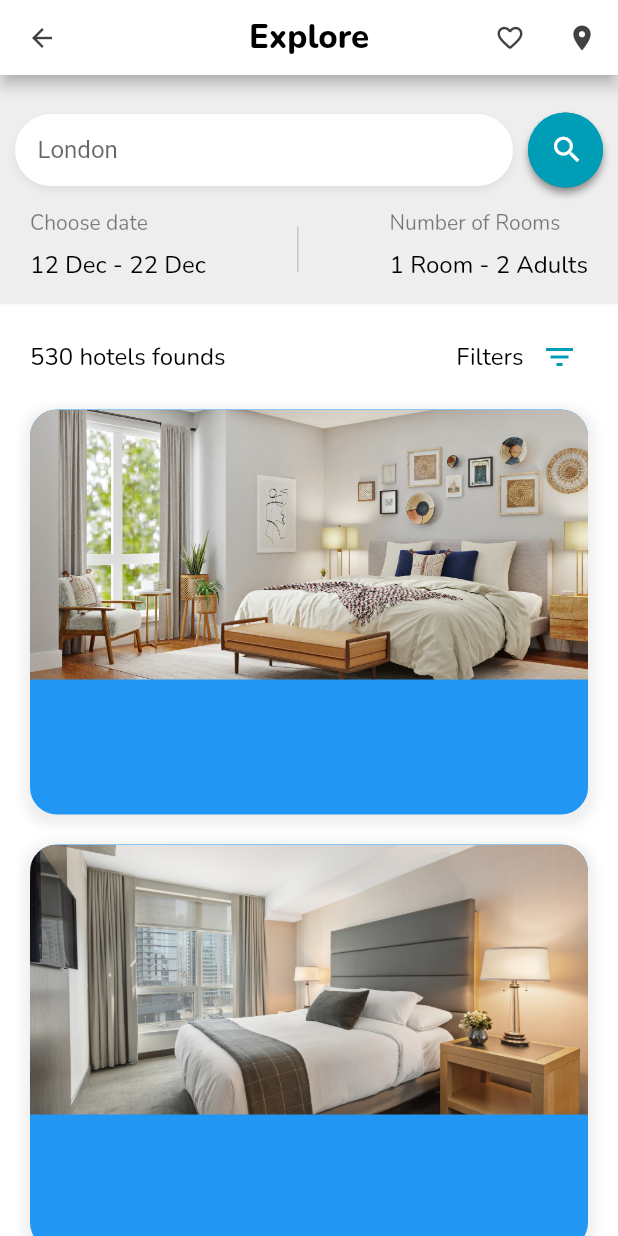
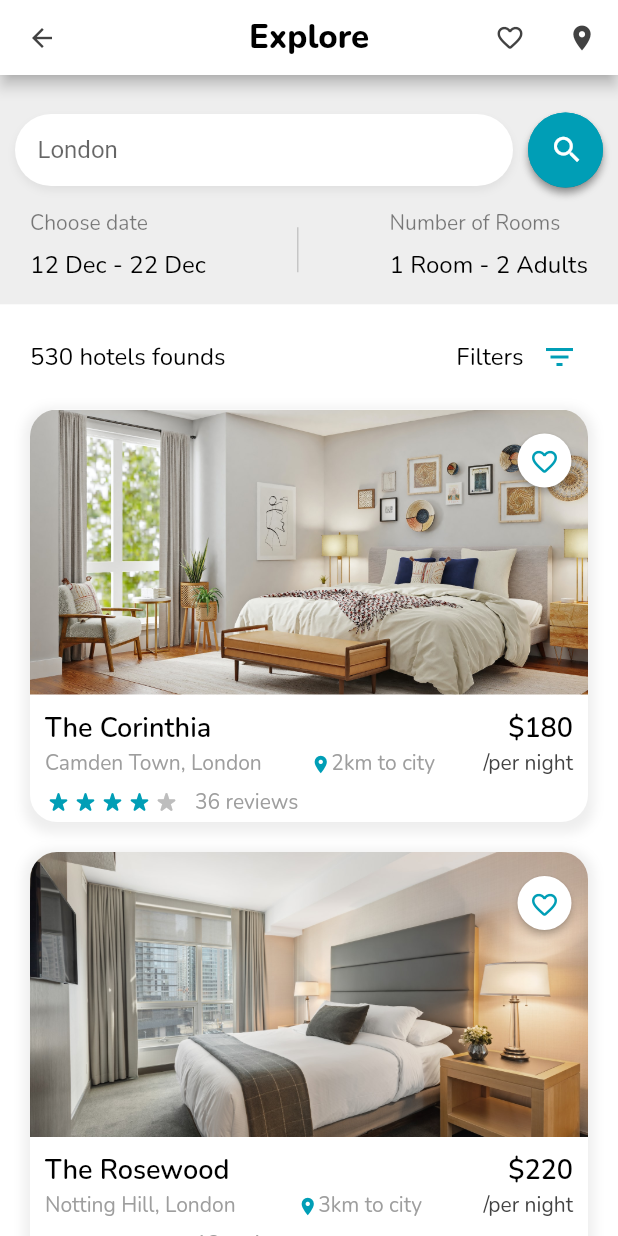
Before and after one commit to CamilleLinan/Test_Flutter_AppHotels, a Flutter app: the screen it shows after launch, on a phone screen of 412 x 824 dp. Run offline on Flutter 3.47's test engine with Material 2 defaults, Android fonts, the phone set to English and light mode, and no system bars; our stand-ins replace google_fonts.

Commit message:
hotel section OK

```diff
--- a/lib/Home/widgets/hotel_card.dart
+++ b/lib/Home/widgets/hotel_card.dart
@@ -1,4 +1,6 @@
+import 'package:apphotels/Home/home_page.dart';
 import 'package:flutter/material.dart';
+import 'package:google_fonts/google_fonts.dart';
 
 class HotelCard extends StatelessWidget {
   final Map hotelData;
@@ -8,9 +10,9 @@ class HotelCard extends StatelessWidget {
   Widget build(BuildContext context) {
     return Container(
       margin: const EdgeInsets.all(10),
-      height: 270,
+      height: 275,
       decoration: BoxDecoration(
-        color: Colors.blue,
+        color: Colors.white,
         borderRadius: const BorderRadius.all(
           Radius.circular(18),
         ),
@@ -26,7 +28,7 @@ class HotelCard extends StatelessWidget {
       child: Column(
         children: [
           Container(
-            height: 180,
+            height: 190,
             decoration: BoxDecoration(
               borderRadius: const BorderRadius.only(
                 topLeft: Radius.circular(18),
@@ -39,6 +41,140 @@ class HotelCard extends StatelessWidget {
                 fit: BoxFit.cover,
               ),
             ),
+            child: Stack(
+              children: [
+                Positioned(
+                  top: 10,
+                  right: -15,
+                  child: MaterialButton(
+                    color: Colors.white,
+                    shape: const CircleBorder(),
+                    onPressed: () {},
+                    child: Container(
+                      padding: const EdgeInsets.only(top: 2),
+                      child: const Icon(
+                        Icons.favorite_outline_rounded,
+                        color: dBlue,
+                        size: 20,
+                      ),
+                    ),
+                  ),
+                ),
+              ],
+            ),
+          ),
+          Container(
+            margin: const EdgeInsets.fromLTRB(10, 10, 10, 0),
+            child: Row(
+              mainAxisAlignment: MainAxisAlignment.spaceBetween,
+              children: [
+                Text(
+                  hotelData['title'],
+                  style: GoogleFonts.nunito(
+                    color: Colors.black,
+                    fontSize: 18,
+                    fontWeight: FontWeight.w600,
+                  ),
+                ),
+                Text(
+                  '\$${hotelData['price']}',
+                  style: GoogleFonts.nunito(
+                    color: Colors.black,
+                    fontSize: 18,
+                    fontWeight: FontWeight.w600,
+                  ),
+                ),
+              ],
+            ),
+          ),
+          Container(
+            margin: const EdgeInsets.symmetric(horizontal: 10, vertical: 1),
+            child: Row(
+              mainAxisAlignment: MainAxisAlignment.spaceBetween,
+              children: [
+                Text(
+                  hotelData['place'],
+                  style: GoogleFonts.nunito(
+                    color: Colors.grey[500],
+                    fontSize: 14,
+                    fontWeight: FontWeight.w400,
+                  ),
+                ),
+                Row(
+                  children: [
+                    Container(
+                      padding: const EdgeInsets.only(top: 2),
+                      child: const Icon(
+                        Icons.place,
+                        color: dBlue,
+                        size: 14,
+                      ),
+                    ),
+                    Text(
+                      '${hotelData['distance']}km to city',
+                      style: GoogleFonts.nunito(
+                        color: Colors.grey[500],
+                        fontSize: 14,
+                        fontWeight: FontWeight.w400,
+                      ),
+                    ),
+                  ],
+                ),
+                Text(
+                  '/per night',
+                  style: GoogleFonts.nunito(
+                    color: Colors.grey.shade800,
+                    fontSize: 14,
+                    fontWeight: FontWeight.w400,
+                  ),
+                ),
+              ],
+            ),
+          ),
+          Container(
+            margin: const EdgeInsets.fromLTRB(10, 6, 10, 0),
+            child: Row(
+              children: [
+                Row(
+                  children: [
+                    const Icon(
+                      Icons.star_rate_rounded,
+                      color: dBlue,
+                      size: 18,
+                    ),
+                    const Icon(
+                      Icons.star_rate_rounded,
+                      color: dBlue,
+                      size: 18,
+                    ),
+                    const Icon(
+                      Icons.star_rate_rounded,
+                      color: dBlue,
+                      size: 18,
+                    ),
+                    const Icon(
+                      Icons.star_rate_rounded,
+                      color: dBlue,
+                      size: 18,
+                    ),
+                    Icon(
+                      Icons.star_rate_rounded,
+                      color: Colors.grey[400],
+                      size: 18,
+                    ),
+                  ],
+                ),
+                const SizedBox(width: 10),
+                Text(
+                  '${hotelData['review']} reviews',
+                  style: GoogleFonts.nunito(
+                    color: Colors.grey[500],
+                    fontSize: 14,
+                    fontWeight: FontWeight.w400,
+                  ),
+                ),
+              ],
+            ),
           ),
         ],
       ),
```
